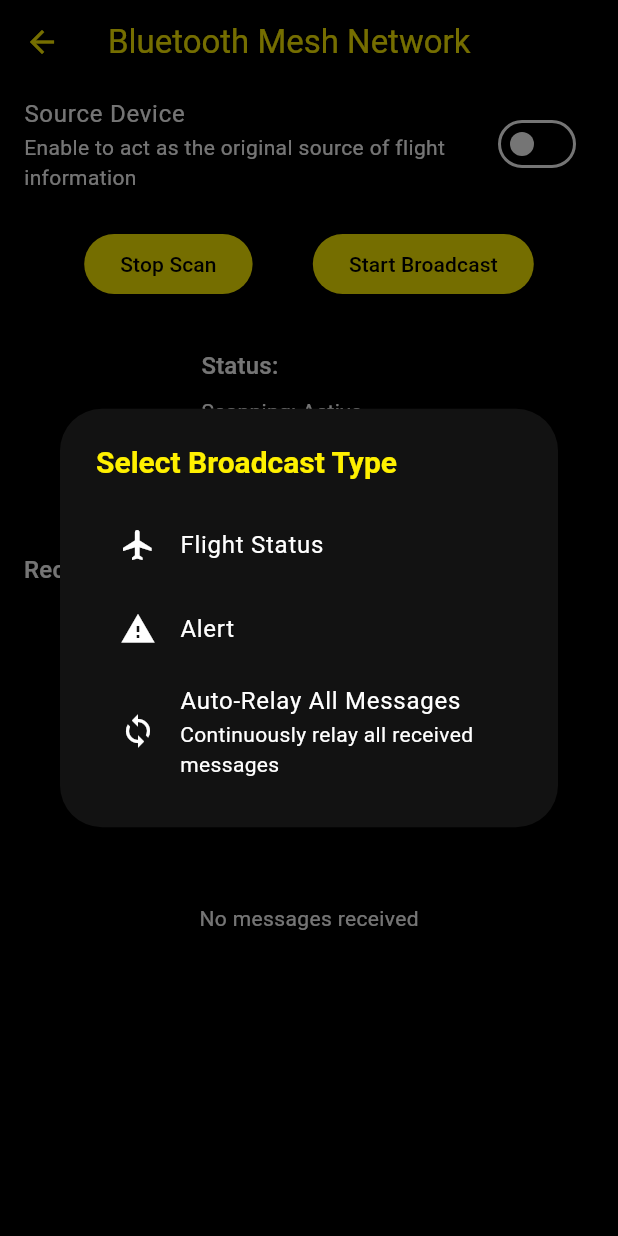
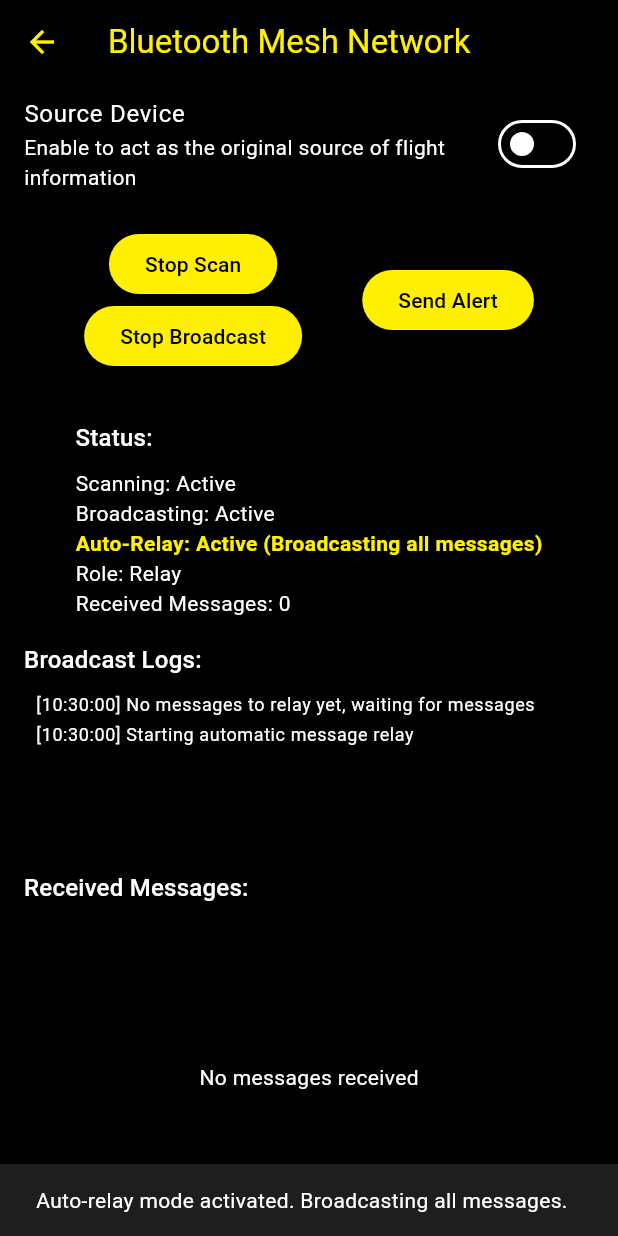
Before and after one commit to migueldeoleiros/vuelingconnect, a Flutter app: the BluetoothView screen opened directly with empty values, after a tap on "Start Scan", after a tap on "Start Broadcast", on a phone screen of 412 x 824 dp. Run offline on Flutter 3.47's test engine with Material 3 defaults, Android fonts, the phone set to English and light mode, and no system bars; our stand-ins replace audioplayers, flutter_blue_plus, permission_handler, shared_preferences; missing offline and left inert: bluetooth_low_energy; accounts and stored records are empty.

Commit message:
feat: separate alert button

```diff
--- a/client/lib/views/bluetooth_view.dart
+++ b/client/lib/views/bluetooth_view.dart
@@ -9,8 +9,6 @@ import '../services/ble_peripheral_service.dart';
 import '../services/message_store.dart';
 import '../ble_message.dart';
 import '../utils/string_utils.dart';
-import '../utils/date_utils.dart';
-import '../widgets/message_cards.dart';
 import '../theme.dart';
 import '../providers/bluetooth_state_provider.dart';
 
@@ -38,7 +36,6 @@ class _BluetoothViewState extends State<BluetoothView> {
 
   final List<BleMessage> _receivedMessages = [];
   final List<Map<String, dynamic>> _apiMessages = [];
-  BleMessage? _currentBroadcastMessage;
 
   // Stream controller for API messages
   final StreamController<Map<String, dynamic>> _apiMessageController =
@@ -52,10 +49,7 @@ class _BluetoothViewState extends State<BluetoothView> {
       context,
       listen: false,
     );
-    _messageStore = Provider.of<MessageStore>(
-      context,
-      listen: false,
-    );
+    _messageStore = Provider.of<MessageStore>(context, listen: false);
 
     // Check permissions before initializing Bluetooth
     if (Platform.isAndroid) {
@@ -164,6 +158,8 @@ class _BluetoothViewState extends State<BluetoothView> {
             child: Row(
               mainAxisAlignment: MainAxisAlignment.spaceEvenly,
               children: [
+                Column(
+                  children: [
                     ElevatedButton(
                       onPressed: () async {
                         if (bluetoothProvider.isScanning) {
@@ -175,7 +171,9 @@ class _BluetoothViewState extends State<BluetoothView> {
                         }
                       },
                       child: Text(
-                    bluetoothProvider.isScanning ? 'Stop Scan' : 'Start Scan',
+                        bluetoothProvider.isScanning
+                            ? 'Stop Scan'
+                            : 'Start Scan',
                       ),
                     ),
                     ElevatedButton(
@@ -185,12 +183,10 @@ class _BluetoothViewState extends State<BluetoothView> {
                           bluetoothProvider.setAdvertising(false);
                           _messageStore.stopAutoRelay();
                           bluetoothProvider.setAutoRelayEnabled(false);
-                      setState(() {
-                        _currentBroadcastMessage = null;
-                      });
+                          setState(() {});
                         } else {
-                      // Select what to broadcast
-                      _showBroadcastOptionsDialog();
+                          // Start auto-relay
+                          _startAutoRelay();
                         }
                       },
                       child: Text(
@@ -198,6 +194,14 @@ class _BluetoothViewState extends State<BluetoothView> {
                             ? 'Stop Broadcast'
                             : 'Start Broadcast',
                       ),
+                    ),
+                  ],
+                ),
+                ElevatedButton(
+                  onPressed: () {
+                    _showAlertSelectionDialog();
+                  },
+                  child: const Text('Send Alert'),
                 ),
               ],
             ),
@@ -252,7 +256,9 @@ class _BluetoothViewState extends State<BluetoothView> {
                   Container(
                     height: 120,
                     decoration: BoxDecoration(
-                      color: Theme.of(context).colorScheme.surfaceVariant.withOpacity(0.3),
+                      color: Theme.of(
+                        context,
+                      ).colorScheme.surfaceContainerHighest.withOpacity(0.3),
                       borderRadius: BorderRadius.circular(8),
                     ),
                     child: StreamBuilder<String>(
@@ -269,7 +275,9 @@ class _BluetoothViewState extends State<BluetoothView> {
                             // Logs are already in newest-first order
                             final log = logs[index];
                             return Padding(
-                              padding: const EdgeInsets.symmetric(vertical: 2.0),
+                              padding: const EdgeInsets.symmetric(
+                                vertical: 2.0,
+                              ),
                               child: Text(
                                 log,
                                 style: Theme.of(context).textTheme.bodySmall,
@@ -284,11 +292,9 @@ class _BluetoothViewState extends State<BluetoothView> {
               ),
             ),
 
-          // Current broadcast message
-          if (bluetoothProvider.isAdvertising &&
-              _currentBroadcastMessage != null &&
-              !bluetoothProvider.isAutoRelayEnabled)
-            Column(
+          // Received messages list
+          Expanded(
+            child: Column(
               crossAxisAlignment: CrossAxisAlignment.start,
               children: [
                 Padding(
@@ -296,58 +302,6 @@ class _BluetoothViewState extends State<BluetoothView> {
                     horizontal: 16.0,
                     vertical: 8.0,
                   ),
-                  child: Text(
-                    'Currently Broadcasting:',
-                    style: Theme.of(context).textTheme.titleMedium,
-                  ),
-                ),
-                Padding(
-                  padding: const EdgeInsets.symmetric(horizontal: 16.0),
-                  child:
-                      _currentBroadcastMessage!.msgType == MsgType.flightStatus
-                          ? FlightCard(
-                            flight: {
-                              'flight_number':
-                                  _currentBroadcastMessage!.flightNumber,
-                              'flight_status':
-                                  _currentBroadcastMessage!.status
-                                      .toString()
-                                      .split('.')
-                                      .last,
-                              'flight_message':
-                                  'This flight information is being broadcast',
-                              'timestamp':
-                                  DateTime.fromMillisecondsSinceEpoch(
-                                    _currentBroadcastMessage!.timestamp * 1000,
-                                  ).toIso8601String(),
-                            },
-                            isExpanded: true,
-                          )
-                          : AlertCard(
-                            alert: {
-                              'alert_type':
-                                  _currentBroadcastMessage!.alertMessage
-                                      .toString()
-                                      .split('.')
-                                      .last,
-                              'message': 'This alert is being broadcast',
-                              'timestamp':
-                                  DateTime.fromMillisecondsSinceEpoch(
-                                    _currentBroadcastMessage!.timestamp * 1000,
-                                  ).toIso8601String(),
-                            },
-                          ),
-                ),
-              ],
-            ),
-
-          // Received messages list
-          Expanded(
-            child: Column(
-              crossAxisAlignment: CrossAxisAlignment.start,
-              children: [
-                Padding(
-                  padding: const EdgeInsets.symmetric(horizontal: 16.0, vertical: 8.0),
                   child: Text(
                     'Received Messages:',
                     style: Theme.of(context).textTheme.titleMedium,
@@ -368,14 +322,19 @@ class _BluetoothViewState extends State<BluetoothView> {
 
                         String logText;
                         if (message.msgType == MsgType.flightStatus) {
-                          logText = '[$timestamp] BLE: Flight ${message.flightNumber} (${message.status.toString().split('.').last}) - Hop: ${message.hopCount}';
+                          logText =
+                              '[$timestamp] BLE: Flight ${message.flightNumber} (${message.status.toString().split('.').last}) - Hop: ${message.hopCount}';
                         } else {
-                          logText = '[$timestamp] BLE: Alert: ${message.alertMessage.toString().split('.').last} - Hop: ${message.hopCount}';
+                          logText =
+                              '[$timestamp] BLE: Alert: ${message.alertMessage.toString().split('.').last} - Hop: ${message.hopCount}';
                         }
 
                         messageWidgets.add(
                           Padding(
-                            padding: const EdgeInsets.symmetric(vertical: 2.0, horizontal: 16.0),
+                            padding: const EdgeInsets.symmetric(
+                              vertical: 2.0,
+                              horizontal: 16.0,
+                            ),
                             child: Text(
                               logText,
                               style: Theme.of(context).textTheme.bodySmall,
@@ -392,14 +351,19 @@ class _BluetoothViewState extends State<BluetoothView> {
 
                         String logText;
                         if (message['msg_type'] == 'flight') {
-                          logText = '[$timestamp] API: Flight ${message['flight_number']} (${message['flight_status']})';
+                          logText =
+                              '[$timestamp] API: Flight ${message['flight_number']} (${message['flight_status']})';
                         } else {
-                          logText = '[$timestamp] API: Alert: ${message['alert_type']}';
+                          logText =
+                              '[$timestamp] API: Alert: ${message['alert_type']}';
                         }
 
                         messageWidgets.add(
                           Padding(
-                            padding: const EdgeInsets.symmetric(vertical: 2.0, horizontal: 16.0),
+                            padding: const EdgeInsets.symmetric(
+                              vertical: 2.0,
+                              horizontal: 16.0,
+                            ),
                             child: Text(
                               logText,
                               style: Theme.of(context).textTheme.bodySmall,
@@ -410,13 +374,13 @@ class _BluetoothViewState extends State<BluetoothView> {
 
                       // If no messages, show a placeholder
                       if (messageWidgets.isEmpty) {
-                        return const Center(child: Text('No messages received'));
+                        return const Center(
+                          child: Text('No messages received'),
+                        );
                       }
 
                       // No need to sort since we're already inserting newest messages at the beginning
-                      return ListView(
-                        children: messageWidgets,
-                      );
+                      return ListView(children: messageWidgets);
                     },
                   ),
                 ),
@@ -425,47 +389,6 @@ class _BluetoothViewState extends State<BluetoothView> {
           ),
         ],
       ),
-    );
-  }
-
-  void _showBroadcastOptionsDialog() {
-    showDialog(
-      context: context,
-      builder: (context) {
-        return AlertDialog(
-          title: const Text('Select Broadcast Type'),
-          content: Column(
-            mainAxisSize: MainAxisSize.min,
-            children: [
-              ListTile(
-                leading: const Icon(Icons.flight),
-                title: const Text('Flight Status'),
-                onTap: () {
-                  Navigator.pop(context);
-                  _showFlightSelectionDialog();
-                },
-              ),
-              ListTile(
-                leading: const Icon(Icons.warning),
-                title: const Text('Alert'),
-                onTap: () {
-                  Navigator.pop(context);
-                  _showAlertSelectionDialog();
-                },
-              ),
-              ListTile(
-                leading: const Icon(Icons.sync),
-                title: const Text('Auto-Relay All Messages'),
-                subtitle: const Text('Continuously relay all received messages'),
-                onTap: () {
-                  Navigator.pop(context);
-                  _startAutoRelay();
-                },
-              ),
-            ],
-          ),
-        );
-      },
     );
   }
 
@@ -486,69 +409,12 @@ class _BluetoothViewState extends State<BluetoothView> {
     // Show a snackbar to confirm
     ScaffoldMessenger.of(context).showSnackBar(
       const SnackBar(
-        content: Text('Auto-relay mode activated. Broadcasting all messages.', style: TextStyle(color: Colors.white)),
+        content: Text(
+          'Auto-relay mode activated. Broadcasting all messages.',
+          style: TextStyle(color: Colors.white),
+        ),
         duration: Duration(seconds: 3),
       ),
-    );
-  }
-
-  void _showFlightSelectionDialog() {
-    if (widget.savedFlights.isEmpty) {
-      ScaffoldMessenger.of(context).showSnackBar(
-        const SnackBar(content: Text('No flights available to broadcast')),
-      );
-      return;
-    }
-
-    showDialog(
-      context: context,
-      builder: (context) {
-        return AlertDialog(
-          title: const Text('Select Flight to Broadcast'),
-          content: SizedBox(
-            width: double.maxFinite,
-            child: ListView.builder(
-              shrinkWrap: true,
-              itemCount: widget.savedFlights.length,
-              itemBuilder: (context, index) {
-                final flight = widget.savedFlights[index];
-                return ListTile(
-                  title: Text('Flight ${flight['flight_number']}'),
-                  subtitle: Text(
-                    '${flight['flight_status']} - ${formatDateTime(flight['timestamp'])}',
-                  ),
-                  onTap: () async {
-                    Navigator.pop(context);
-                    // Create BLE message from flight
-                    // Important: Preserve the original timestamp
-                    final timestamp =
-                        DateTime.parse(
-                          flight['timestamp'],
-                        ).millisecondsSinceEpoch ~/
-                        1000;
-
-                    final msg = BleMessage.flightStatus(
-                      flightNumber: flight['flight_number'],
-                      status: _getFlightStatusEnum(flight['flight_status']),
-                      timestamp: timestamp, // Use the original timestamp
-                    );
-
-                    setState(() {
-                      _currentBroadcastMessage = msg;
-                    });
-
-                    await _peripheralService.broadcastMessage(msg.encode());
-                    Provider.of<BluetoothStateProvider>(
-                      context,
-                      listen: false,
-                    ).setAdvertising(true);
-                  },
-                );
-              },
-            ),
-          ),
-        );
-      },
     );
   }
 
@@ -557,7 +423,7 @@ class _BluetoothViewState extends State<BluetoothView> {
       context: context,
       builder: (context) {
         return AlertDialog(
-          title: const Text('Select Alert Type'),
+          title: const Text('Send Alert'),
           content: Column(
             mainAxisSize: MainAxisSize.min,
             children: [
@@ -578,15 +444,18 @@ class _BluetoothViewState extends State<BluetoothView> {
                       timestamp: DateTime.now().millisecondsSinceEpoch ~/ 1000,
                     );
 
-                    setState(() {
-                      _currentBroadcastMessage = msg;
-                    });
+                    // Just broadcast this single message without changing the overall broadcast state
+                    await _peripheralService.broadcastMessage(msg.encode());
 
-                    await _peripheralService.broadcastMessage(msg.encode());
-                    Provider.of<BluetoothStateProvider>(
-                      context,
-                      listen: false,
-                    ).setAdvertising(true);
+                    // Show a confirmation message
+                    ScaffoldMessenger.of(context).showSnackBar(
+                      SnackBar(
+                        content: Text(
+                          'Alert sent: ${alertType.toString().split('.').last}',
+                        ),
+                        duration: const Duration(seconds: 2),
+                      ),
+                    );
                   },
                 ),
             ],
@@ -596,24 +465,6 @@ class _BluetoothViewState extends State<BluetoothView> {
     );
   }
 
-  FlightStatus _getFlightStatusEnum(String? status) {
-    if (status == null) return FlightStatus.scheduled;
-
-    switch (status.toLowerCase()) {
-      case 'departed':
-        return FlightStatus.departed;
-      case 'arrived':
-        return FlightStatus.arrived;
-      case 'delayed':
-        return FlightStatus.delayed;
-      case 'cancelled':
-        return FlightStatus.cancelled;
-      case 'scheduled':
-      default:
-        return FlightStatus.scheduled;
-    }
-  }
-
   @override
   void dispose() {
     super.dispose();
```
Lines whose indentation alone changed are shown as unchanged.
